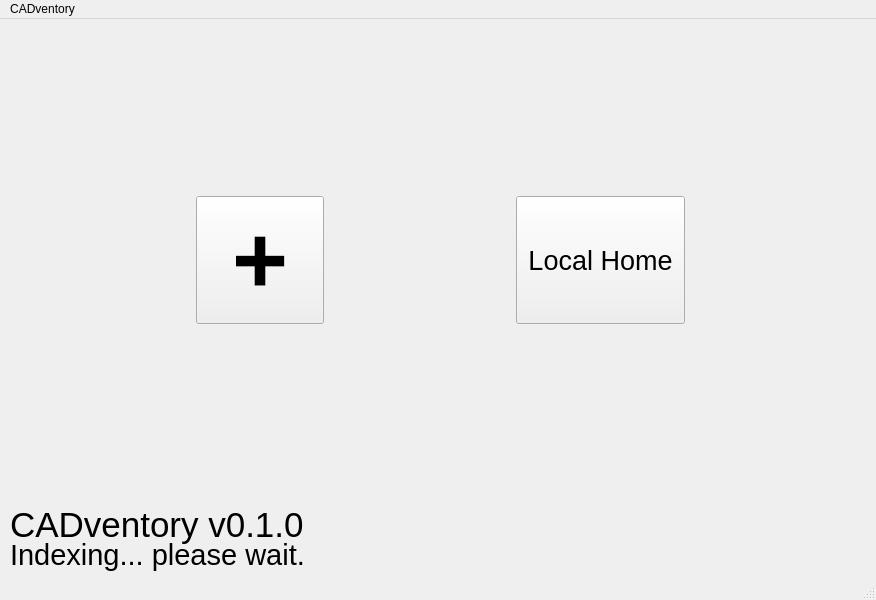
First picture: the form in src/mainwindow.ui, repository torfoes/cadventory, before the edit.
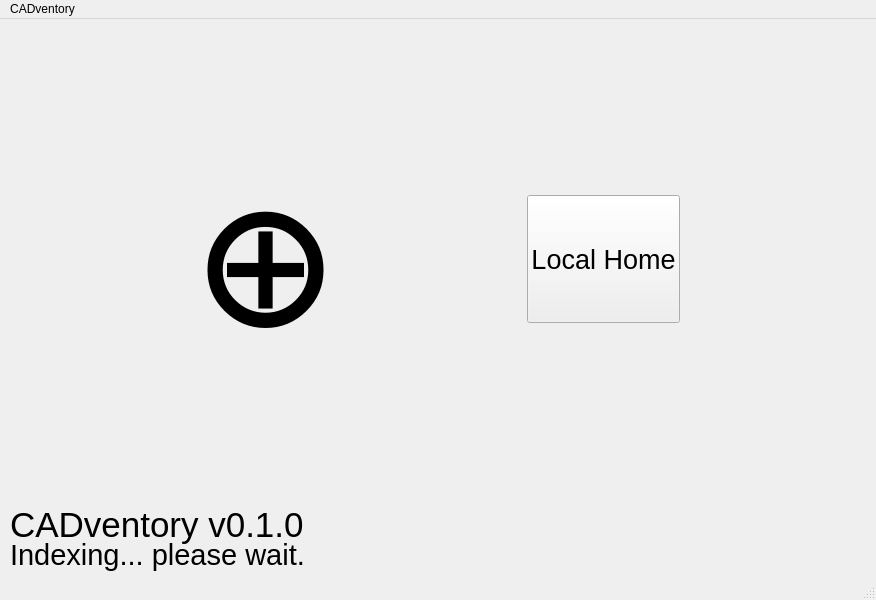
Second picture: the form after the edit.

Commit message: change the default buttons to QPushButtons instead of QToolButtons to make them consistent

What changed in the file:
```diff
--- a/src/mainwindow.ui
+++ b/src/mainwindow.ui
@@ -59,7 +59,7 @@
       <height>481</height>
      </rect>
     </property>
-    <layout class="QGridLayout" name="gridLayout" rowminimumheight="0" columnminimumwidth="100,100">
+    <layout class="QGridLayout" name="gridLayout">
      <property name="sizeConstraint">
       <enum>QLayout::SetDefaultConstraint</enum>
      </property>
@@ -70,7 +70,16 @@
       <number>20</number>
      </property>
      <item row="0" column="0">
-      <widget class="QToolButton" name="addLibraryButton">
+      <widget class="QPushButton" name="addLibraryButton">
+       <property name="enabled">
+        <bool>true</bool>
+       </property>
+       <property name="sizePolicy">
+        <sizepolicy hsizetype="Fixed" vsizetype="Fixed">
+         <horstretch>0</horstretch>
+         <verstretch>0</verstretch>
+        </sizepolicy>
+       </property>
        <property name="minimumSize">
         <size>
          <width>128</width>
@@ -79,16 +88,20 @@
        </property>
        <property name="font">
         <font>
-         <pointsize>72</pointsize>
+         <pointsize>92</pointsize>
+         <italic>false</italic>
          <bold>true</bold>
+         <underline>false</underline>
+         <strikeout>false</strikeout>
          <kerning>true</kerning>
+         <hintingpreference>PreferDefaultHinting</hintingpreference>
         </font>
        </property>
        <property name="autoFillBackground">
         <bool>false</bool>
        </property>
        <property name="text">
-        <string>+</string>
+        <string>⨁</string>
        </property>
        <property name="iconSize">
         <size>
@@ -99,13 +112,19 @@
        <property name="checkable">
         <bool>false</bool>
        </property>
-       <property name="toolButtonStyle">
-        <enum>Qt::ToolButtonIconOnly</enum>
+       <property name="flat">
+        <bool>true</bool>
        </property>
       </widget>
      </item>
      <item row="0" column="1">
-      <widget class="QToolButton" name="homeLibraryButton">
+      <widget class="QPushButton" name="homeLibraryButton">
+       <property name="sizePolicy">
+        <sizepolicy hsizetype="Fixed" vsizetype="Fixed">
+         <horstretch>0</horstretch>
+         <verstretch>0</verstretch>
+        </sizepolicy>
+       </property>
        <property name="minimumSize">
         <size>
          <width>128</width>
```
Left out of the diff: 15 changed lines with no effect on the pictures.
